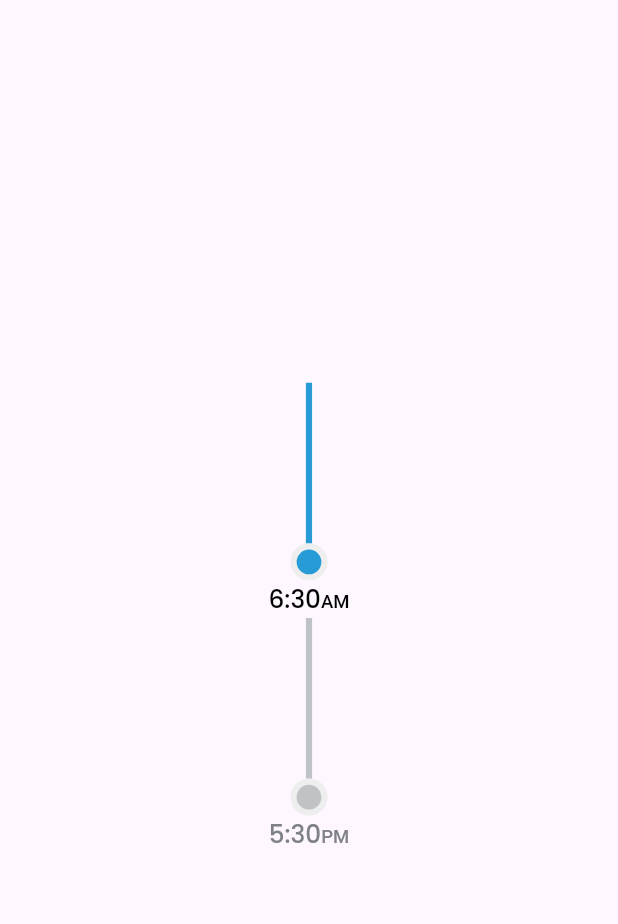
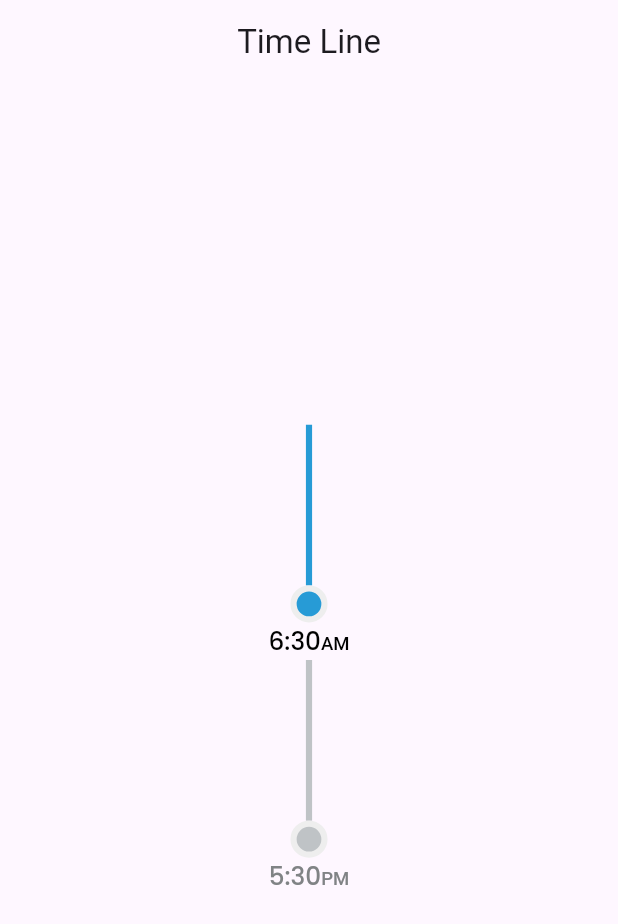
Before and after one commit to Francisco-V98/dashboard_busbanz_practice, a Flutter app: the TimeLineScreen screen opened by its route, on a phone screen of 412 x 824 dp. Shown: the top 924 px of the screen. Run offline on Flutter 3.47's test engine with Material 3 defaults, Android fonts, the phone set to English and light mode, and no system bars; our stand-ins replace flutter_riverpod, go_router.

Commit message:
archivos-barril-widgets-jesus

```diff
--- a/lib/screens/Animation-Screen/animation_circle_screen.dart
+++ b/lib/screens/Animation-Screen/animation_circle_screen.dart
@@ -1,4 +1,3 @@
-import 'package:dashboard_busbanz_practice/config/theme/app_colors.dart';
 import 'package:dashboard_busbanz_practice/widgets/widgets.dart';
 
 class AnimationCircleScreen extends StatelessWidget {
@@ -6,9 +5,10 @@ class AnimationCircleScreen extends StatelessWidget {
 
   @override
   Widget build(BuildContext context) {
-    return const Scaffold(
+    return Scaffold(
+      appBar: AppBar(title: const Text('Animation Circle'), centerTitle: true),
       backgroundColor: AppColors.bgBotLight,
-      body: Center(
+      body: const Center(
         child: AnimationCircle(),
       ),
     );
--- a/lib/screens/Principal_Page/principal_page.dart
+++ b/lib/screens/Principal_Page/principal_page.dart
@@ -1,9 +1,4 @@
-import 'package:dashboard_busbanz_practice/widgets/TImeLine_Container/time_line.dart';
-import 'package:dashboard_busbanz_practice/widgets/TimeLine-Header_Container/time_line_header_container.dart';
-import 'package:dashboard_busbanz_practice/config/theme/app_colors.dart';
 import 'package:dashboard_busbanz_practice/widgets/widgets.dart';
-import 'package:flutter/material.dart';
-import 'package:flutter/widgets.dart';
 
 class PrincipalPage extends StatelessWidget {
   const PrincipalPage({Key? key}) : super(key: key);
--- a/lib/screens/TimeLine/time_line_screen.dart
+++ b/lib/screens/TimeLine/time_line_screen.dart
@@ -1,13 +1,13 @@
-import 'package:dashboard_busbanz_practice/widgets/TImeLine_Container/time_line.dart';
-import 'package:flutter/material.dart';
+import 'package:dashboard_busbanz_practice/widgets/widgets.dart';
 
 class TimeLineScreen extends StatelessWidget {
   const TimeLineScreen({super.key});
 
   @override
   Widget build(BuildContext context) {
-    return const Scaffold(
-      body: Center(
+    return Scaffold(
+      appBar: AppBar(title: const Text('Time Line'), centerTitle: true),
+      body: const Center(
         child: TimeLine(),
       ),
     );
--- a/lib/widgets/Animation-Circle/Circle-Content/Circle-container/container_radius_circle.dart
+++ b/lib/widgets/Animation-Circle/Circle-Content/Circle-container/container_radius_circle.dart
@@ -1,5 +1,4 @@
-import 'package:dashboard_busbanz_practice/config/theme/app_colors.dart';
-import 'package:flutter/material.dart';
+import 'package:dashboard_busbanz_practice/widgets/widgets.dart';
 
 class ContainerRadiusCircle extends StatelessWidget {
   const ContainerRadiusCircle({
--- a/lib/widgets/Animation-Circle/Circle-Content/Circle-container/container_small_circle.dart
+++ b/lib/widgets/Animation-Circle/Circle-Content/Circle-container/container_small_circle.dart
@@ -1,5 +1,5 @@
-import 'package:dashboard_busbanz_practice/config/theme/app_colors.dart';
-import 'package:flutter/material.dart';
+import 'package:dashboard_busbanz_practice/widgets/widgets.dart';
+
 
 class ContainerSmallCircle extends StatelessWidget {
   const ContainerSmallCircle({
--- a/lib/widgets/Animation-Circle/Circle-Content/circle_content.dart
+++ b/lib/widgets/Animation-Circle/Circle-Content/circle_content.dart
@@ -1,6 +1,4 @@
-import 'package:dashboard_busbanz_practice/widgets/Animation-Circle/Circle-Content/Circle-container/container_radius_circle.dart';
-import 'package:dashboard_busbanz_practice/widgets/Animation-Circle/Circle-Content/Circle-container/container_small_circle.dart';
-import 'package:flutter/material.dart';
+import 'package:dashboard_busbanz_practice/widgets/widgets.dart';
 
 class CircleContent extends StatelessWidget {
   const CircleContent({
--- a/lib/widgets/TImeLine_Container/TimeLine_Design_Container/time_line_active.dart
+++ b/lib/widgets/TImeLine_Container/TimeLine_Design_Container/time_line_active.dart
@@ -1,5 +1,4 @@
-import 'package:dashboard_busbanz_practice/config/theme/app_colors.dart';
-import 'package:flutter/material.dart';
+import 'package:dashboard_busbanz_practice/widgets/widgets.dart';
 
 class TimeLineActive extends StatelessWidget {
   const TimeLineActive({
--- a/lib/widgets/TImeLine_Container/TimeLine_Design_Container/time_line_off.dart
+++ b/lib/widgets/TImeLine_Container/TimeLine_Design_Container/time_line_off.dart
@@ -1,5 +1,4 @@
-import 'package:dashboard_busbanz_practice/config/theme/app_colors.dart';
-import 'package:flutter/material.dart';
+import 'package:dashboard_busbanz_practice/widgets/widgets.dart';
 
 class TImeLineOff extends StatelessWidget {
   const TImeLineOff({
--- a/lib/widgets/TImeLine_Container/time_line.dart
+++ b/lib/widgets/TImeLine_Container/time_line.dart
@@ -1,6 +1,5 @@
-import 'package:dashboard_busbanz_practice/widgets/TImeLine_Container/TimeLine_Design_Container/time_line_active.dart';
-import 'package:dashboard_busbanz_practice/widgets/TImeLine_Container/TimeLine_Design_Container/time_line_off.dart';
-import 'package:flutter/material.dart';
+import 'package:dashboard_busbanz_practice/widgets/widgets.dart';
+
 
 class TimeLine extends StatelessWidget {
   const TimeLine({super.key});
--- a/lib/widgets/TimeLine-Header_Container/time_line_header_container.dart
+++ b/lib/widgets/TimeLine-Header_Container/time_line_header_container.dart
@@ -1,10 +1,7 @@
-import 'package:dashboard_busbanz_practice/config/theme/app_colors.dart';
-import 'package:dashboard_busbanz_practice/widgets/TimeLine-Header_Container/TimeLine-Header_Content/time_line_header_content.dart';
 import 'package:dashboard_busbanz_practice/widgets/widgets.dart';
-import 'package:flutter/material.dart';
 
 class TimeLineHeader extends StatelessWidget {
-  const TimeLineHeader({Key? key}) : super(key: key);
+  const TimeLineHeader({super.key});
 
   @override
   Widget build(BuildContext context) {
@@ -99,7 +96,6 @@ class TimeLineHeader extends StatelessWidget {
                     ),
                   ],
                 ),
-                S
               ],
             ),
           ],
--- a/lib/widgets/widgets.dart
+++ b/lib/widgets/widgets.dart
@@ -18,10 +18,30 @@ export 'package:dashboard_busbanz_practice/widgets/calendar_container/calendar_c
 
 export 'package:dashboard_busbanz_practice/widgets/calendar_container/calendar_container.dart';
 
+export 'package:dashboard_busbanz_practice/config/theme/app_colors.dart';
+
 export 'package:dashboard_busbanz_practice/widgets/TimeLine-Header_Container/design_containers_images/container_image_car.dart';
 
 export 'package:dashboard_busbanz_practice/widgets/TimeLine-Header_Container/design_containers_images/container_image_client.dart';
 
 export 'package:dashboard_busbanz_practice/widgets/TimeLine-Header_Container/design_containers_images/container_image_driver.dart';
 
+export 'package:dashboard_busbanz_practice/widgets/Animation-Circle/Circle-Content/circle_content.dart';
+
+export 'package:dashboard_busbanz_practice/widgets/TimeLine-Header_Container/TimeLine-Header_Content/time_line_header_content.dart';
+
+export 'package:dashboard_busbanz_practice/widgets/Animation-Circle/Circle-Content/Circle-container/container_radius_circle.dart';
+
+export 'package:dashboard_busbanz_practice/widgets/Animation-Circle/Circle-Content/Circle-container/container_small_circle.dart';
+
+export 'package:dashboard_busbanz_practice/widgets/TImeLine_Container/TimeLine_Design_Container/time_line_active.dart';
+
+export 'package:dashboard_busbanz_practice/widgets/TImeLine_Container/TimeLine_Design_Container/time_line_off.dart';
+
+export 'package:dashboard_busbanz_practice/widgets/TimeLine-Header_Container/time_line_header_container.dart';
+
+export 'package:dashboard_busbanz_practice/widgets/TImeLine_Container/time_line.dart';
+
+export 'dart:async';
+
 export 'package:flutter/material.dart';
```
Also changed, not shown: lib/screens/TimeLine-Header/time_line_header.dart (+4 -5 lines), lib/widgets/Animation-Circle/animation_circle.dart (+12 -6 lines), pubspec.lock.
